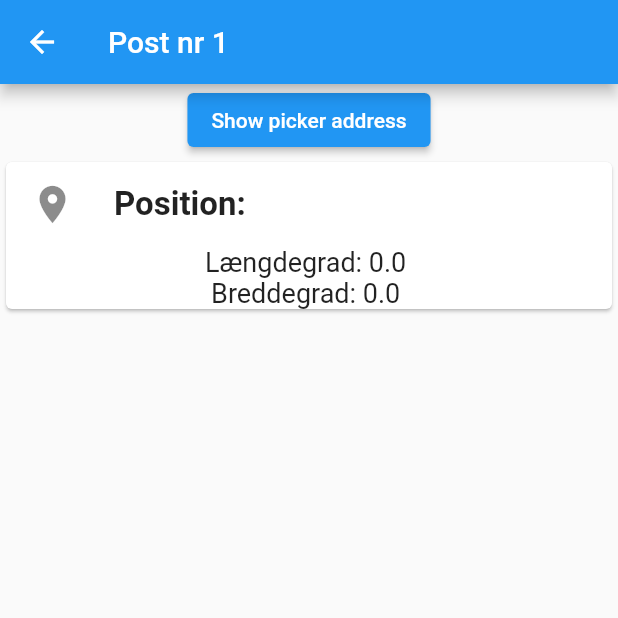
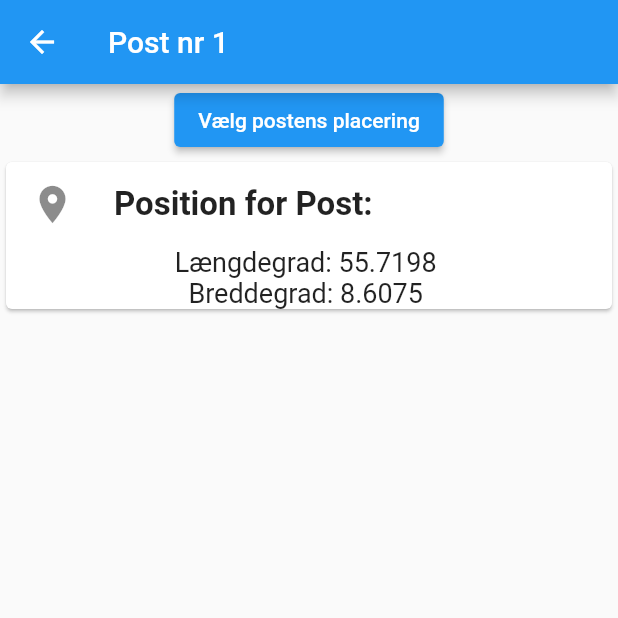
Before and after one commit to davidlamhauge/b7, a Flutter app: the CreateTask screen opened directly with empty values, after a tap on "Opret ny Post", on a phone screen of 412 x 824 dp, the top half of it. Run offline on Flutter 3.47's test engine with Material 2 defaults, Android fonts, the phone set to English and light mode, and no system bars; missing offline and left inert: flutter_osm_plugin.

Commit message:
You can save preefrred startposition for your posts.

```diff
--- a/lib/create/create_post.dart
+++ b/lib/create/create_post.dart
@@ -1,11 +1,9 @@
 import 'package:flutter/material.dart';
 import 'package:flutter_osm_plugin/flutter_osm_plugin.dart';
-import 'dart:async';
-import 'package:location_picker_flutter_map/location_picker_flutter_map.dart';
+import 'package:b7/post_position.dart';
 
 class PostsDefined {
   int numberOfPosts = 0;
-  GeoPoint lastLocation = GeoPoint(latitude: 9, longitude: 53);
 
   // to be called when new post is accepted
   _addPost() {
@@ -33,29 +31,34 @@ class CreatePost extends StatefulWidget {
 
 class _CreatePostState extends State<CreatePost> {
 
-  final MapController mapController = MapController();
+  final PostPosition postPosition = PostPosition();
 
-  GeoPoint curPos = GeoPoint(latitude: 0.0, longitude: 0.0);
-  GeoPoint chosenPos = GeoPoint(latitude: 2.0, longitude: 2.0);
+  final MapController mapController = MapController(
+    initMapWithUserPosition: false,
+    initPosition: GeoPoint(latitude: 55.7198, longitude: 8.6075),
+  );
 
-  void _updateCurLocation() async {
-    curPos = await mapController.currentLocation() as GeoPoint;
+  GeoPoint curLoc = GeoPoint(latitude: 55.7198, longitude: 8.6075);
+
+  void _initCurLocation() async {
+    curLoc = await _getSavedStartPos();
+    _setCurrentLocation(curLoc);
+  }
+
+  Future<GeoPoint> _getSavedStartPos() async {
+    String txt = await postPosition.read();
+    if (!txt.contains('error')) {
+      final splitted = txt.split('#');
+      return GeoPoint(latitude: double.parse(splitted[0]),
+          longitude: double.parse(splitted[1]));
+    } else {
+      return curLoc;
+    }
   }
 
   void _setCurrentLocation(GeoPoint p) {
     setState(() {
-      curPos = p;
-      chosenPos = p;
-    });
-  }
-
-  GeoPoint _getChosenPosition() {
-    return chosenPos;
-  }
-
-  void _setChosenLocation(GeoPoint p) {
-    setState(() {
-      chosenPos = p;
+      curLoc = p;
     });
   }
 
@@ -69,13 +72,15 @@ class _CreatePostState extends State<CreatePost> {
   @override
   void initState() {
     // TODO: implement initState
-    _updateCurLocation();
-    _setCurrentLocation(curPos);
+    _initCurLocation();
     super.initState();
   }
 
   @override
   Widget build(BuildContext context) {
+    if (curLoc == GeoPoint(latitude: 55.7198, longitude: 8.6075)) {
+      _initCurLocation();
+    }
     return Scaffold(
       appBar: AppBar(
         title: Text(
@@ -91,17 +96,17 @@ class _CreatePostState extends State<CreatePost> {
                 isDismissible: false,
                 title: 'Vælg postens placering',
                 textConfirmPicker: 'Vælg',
-                  minZoomLevel: 12,
+                minZoomLevel: 2,
                 maxZoomLevel: 18,
                 initZoom: 16,
-                  initPosition: chosenPos,
                 initCurrentUserPosition: false,
+                initPosition: curLoc,
               );
               if (p != null) {
                 _setCurrentLocation(p);
               }
             },
-              child: const Text('Show picker address'),
+            child: const Text('Vælg postens placering'),
           ),
           Card(
             child: Column(
@@ -113,7 +118,7 @@ class _CreatePostState extends State<CreatePost> {
                     size: 30,
                   ),
                   title: Text(
-                    'Position:',
+                    'Position for Post:',
                     style: TextStyle(
                       fontSize: 22,
                       fontWeight: FontWeight.bold,
@@ -121,13 +126,13 @@ class _CreatePostState extends State<CreatePost> {
                   ),
                 ),
                 Text(
-                  'Længdegrad: ${curPos.latitude} ',
+                  'Længdegrad: ${curLoc.latitude} ',
                   style: const TextStyle(
                     fontSize: 18,
                   ),
                 ),
                 Text(
-                  'Breddegrad: ${curPos.longitude} ',
+                  'Breddegrad: ${curLoc.longitude} ',
                   style: const TextStyle(
                     fontSize: 18,
                   ),
@@ -135,7 +140,6 @@ class _CreatePostState extends State<CreatePost> {
               ],
             ),
           ),
-          const Spacer(flex: 10),
         ],
       ),
     );
--- a/lib/main.dart
+++ b/lib/main.dart
@@ -1,5 +1,9 @@
 import 'package:flutter/material.dart';
 import 'package:b7/create/create_task_prepare.dart';
+import 'package:flutter_osm_plugin/flutter_osm_plugin.dart';
+import 'package:b7/post_position.dart';
+import 'dart:io';
+import 'package:path_provider/path_provider.dart';
 import 'package:b7/send/send_task.dart';
 import 'package:b7/perform/perform_task.dart';
 
@@ -10,17 +14,43 @@ class MyApp extends StatelessWidget {
 
   @override
   Widget build(BuildContext context) {
-    return const MaterialApp(
-        home: MyHome()
-    );
+    return const MaterialApp(home: MyHome());
   }
 }
 
-class MyHome extends StatelessWidget {
+class MyHome extends StatefulWidget {
   const MyHome({Key? key}) : super(key: key);
 
   @override
+  State<MyHome> createState() => _MyHomeState();
+}
+
+class _MyHomeState extends State<MyHome> {
+  final MapController mapController = MapController(
+    initMapWithUserPosition: false,
+    initPosition: GeoPoint(latitude: 55.7198, longitude: 8.6075),
+  );
+
+  GeoPoint curLoc = GeoPoint(latitude: 55.7198, longitude: 8.6075);
+  PostPosition postPosition = PostPosition();
+
+  void _initCurLocation() async {
+    curLoc = await mapController.currentLocation() as GeoPoint;
+  }
+
+  void _setCurrentLocation(GeoPoint p) {
+    setState(() {
+      curLoc = p;
+    });
+  }
+
+  void _saveStartPosition() {
+    postPosition.write('${curLoc.latitude}#${curLoc.longitude}');
+  }
+
+  @override
   Widget build(BuildContext context) {
+    _initCurLocation();
     return MaterialApp(
       home: Scaffold(
         appBar: AppBar(
@@ -37,10 +67,46 @@ class MyHome extends StatelessWidget {
                   ),
                   minimumSize: const Size(300, 32),
                 ),
+                onPressed: () async {
+                  var p = await showSimplePickerLocation(
+                    context: context,
+                    isDismissible: false,
+                    title: 'Vælg generel placering',
+                    textConfirmPicker: 'Vælg',
+                    minZoomLevel: 2,
+                    maxZoomLevel: 18,
+                    initZoom: 16,
+                    initCurrentUserPosition: false,
+                    initPosition: GeoPoint(
+                        latitude: curLoc.latitude, longitude: curLoc.longitude),
+                  );
+                  if (p != null) {
+                    _setCurrentLocation(p);
+                    _saveStartPosition();
+                  }
+                },
+                child: const Text(
+                  'Posternes startposition',
+                  style: TextStyle(
+                    fontWeight: FontWeight.bold,
+                    fontSize: 24,
+                    color: Colors.white,
+                  ),
+                ),
+              ),
+              const SizedBox(height: 30),
+              ElevatedButton(
+                  style: ElevatedButton.styleFrom(
+                    shape: RoundedRectangleBorder(
+                      borderRadius: BorderRadius.circular(16),
+                    ),
+                    minimumSize: const Size(300, 32),
+                  ),
                   onPressed: () {
                     Navigator.push(
                       context,
-                          MaterialPageRoute(builder: (context) => const CreateTaskPrepare()),
+                      MaterialPageRoute(
+                          builder: (context) => const CreateTaskPrepare()),
                     );
                   },
                   child: const Text(
@@ -50,8 +116,7 @@ class MyHome extends StatelessWidget {
                       fontSize: 24,
                       color: Colors.white,
                     ),
-                    )
-                ),
+                  )),
               const SizedBox(height: 10),
               ElevatedButton(
                   style: ElevatedButton.styleFrom(
@@ -68,8 +133,7 @@ class MyHome extends StatelessWidget {
                       fontSize: 24,
                       color: Colors.white,
                     ),
-                    )
-                ),
+                  )),
               const SizedBox(height: 10),
               ElevatedButton(
                   style: ElevatedButton.styleFrom(
@@ -86,12 +150,11 @@ class MyHome extends StatelessWidget {
                       fontSize: 24,
                       color: Colors.white,
                     ),
-                    )
-                ),
+                  )),
+              Text('${curLoc.latitude}\n${curLoc.longitude}'),
               const Spacer(),
               const Image(
-                  image: AssetImage(
-                  'assets/b7bundlogo.png'),
+                image: AssetImage('assets/b7bundlogo.png'),
                 fit: BoxFit.fitWidth,
               ),
             ],
--- /dev/null
+++ b/lib/post_position.dart
@@ -0,0 +1,31 @@
+import 'dart:io';
+import 'package:path_provider/path_provider.dart';
+
+class PostPosition {
+
+  Future<String> get _localPath async {
+    final directory = await getApplicationDocumentsDirectory();
+    return directory.path;
+  }
+
+  Future<File> get _localFile async {
+    final path = await _localPath;
+    return File('$path/startpos.txt');
+  }
+
+  write(String text) async {
+    final File file = await _localFile;
+    await file.writeAsString(text);
+  }
+
+  Future<String> read() async {
+    try {
+      final File file = await _localFile;
+      final text = await file.readAsString();
+      return text;
+    } catch (e) {
+      return 'error';
+    }
+  }
+
+}
--- a/pubspec.yaml
+++ b/pubspec.yaml
@@ -40,6 +40,7 @@ dependencies:
   latlong2: ^0.8.2
   flutter_osm_plugin: ^0.53.4+1
   location_picker_flutter_map: ^1.2.1
+  shared_preferences: ^2.1.2
 
 dev_dependencies:
   flutter_test:
```
Also changed, not shown: pubspec.lock. Lines whose indentation alone changed are shown as unchanged.
